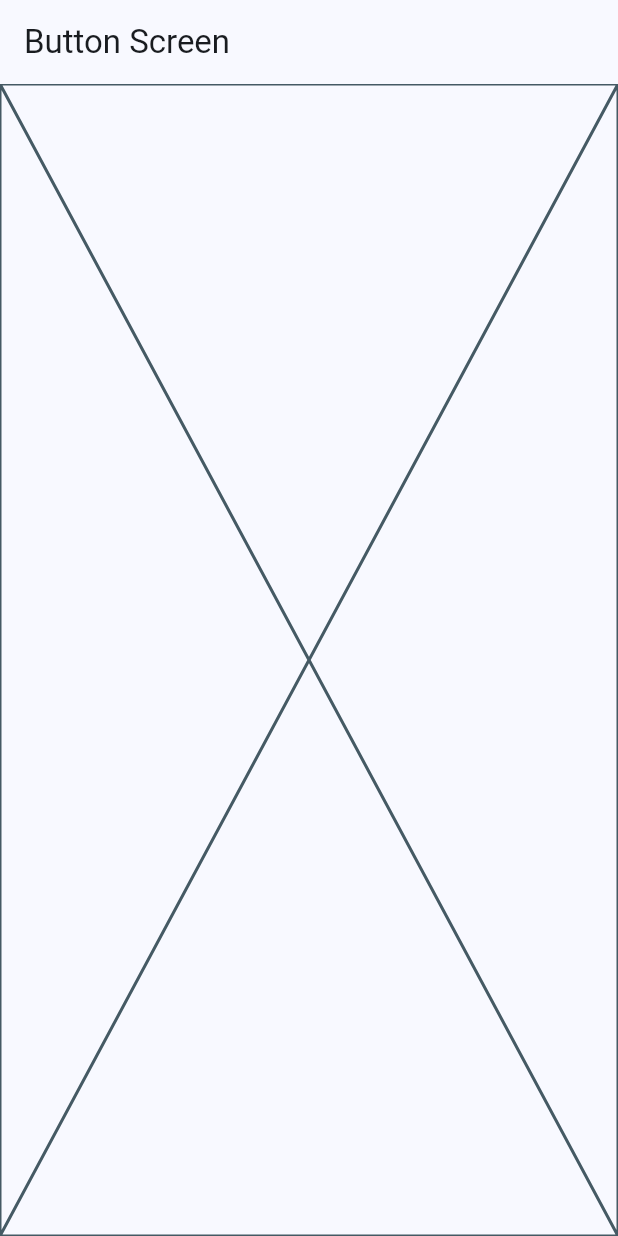
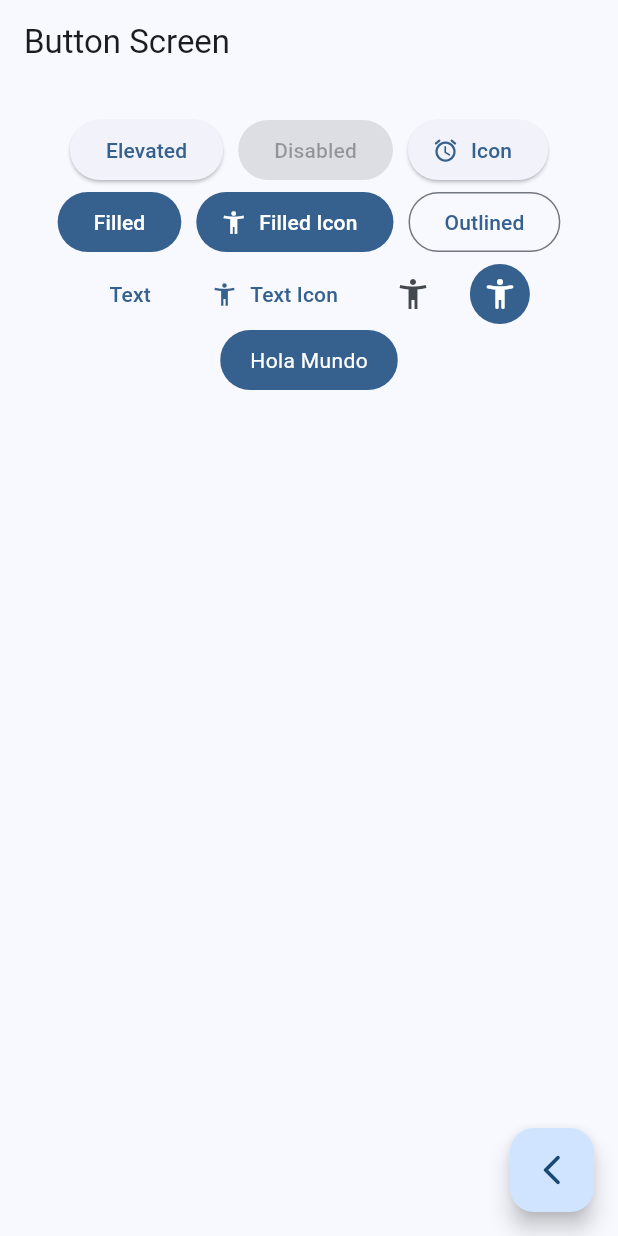
Before and after one commit to Jose1997ureta/flutter_widgets, a Flutter app: the ButtonScreen screen opened by its route, on a phone screen of 412 x 824 dp. Run offline on Flutter 3.47's test engine with Material 3 defaults, Android fonts, the phone set to English and light mode, and no system bars; our stand-ins replace go_router.

Commit message:
button screen finish

```diff
--- a/lib/presentation/screens/buttons/button_screen.dart
+++ b/lib/presentation/screens/buttons/button_screen.dart
@@ -1,4 +1,5 @@
 import 'package:flutter/material.dart';
+import 'package:go_router/go_router.dart';
 
 class ButtonScreen extends StatelessWidget {
   const ButtonScreen({super.key});
@@ -9,7 +10,86 @@ class ButtonScreen extends StatelessWidget {
       appBar: AppBar(
         title: const Text("Button Screen"),
       ),
-      body: const Placeholder(),
+      body: _ButtonView(),
+      floatingActionButton: FloatingActionButton(
+        onPressed: () {
+          // Navigator.of(context).pop();
+          context.pop();
+        },
+        child: const Icon(Icons.arrow_back_ios_new_rounded),
+      ),
     );
   }
 }
+
+class _ButtonView extends StatelessWidget {
+  @override
+  Widget build(BuildContext context) {
+    final colors = Theme.of(context).colorScheme;
+
+    return SizedBox(
+      width: double.infinity,
+      child: Padding(
+        padding: const EdgeInsets.symmetric(horizontal: 10, vertical: 20),
+        child: Wrap(
+          spacing: 10,
+          alignment: WrapAlignment.center,
+          children: [
+            ElevatedButton(onPressed: () {}, child: const Text("Elevated")),
+            const ElevatedButton(onPressed: null, child: Text("Disabled")),
+            ElevatedButton.icon(
+              onPressed: () {},
+              label: const Text("Icon"),
+              icon: const Icon(Icons.access_alarm_rounded),
+            ),
+            FilledButton(onPressed: () {}, child: const Text("Filled")),
+            FilledButton.icon(
+                onPressed: () {},
+                label: const Text("Filled Icon"),
+                icon: const Icon(Icons.accessibility_new)),
+            OutlinedButton(onPressed: () {}, child: const Text("Outlined")),
+            TextButton(onPressed: () {}, child: const Text("Text")),
+            TextButton.icon(
+                onPressed: () {},
+                label: const Text('Text Icon'),
+                icon: const Icon(Icons.accessibility_new)),
+            IconButton(
+                onPressed: () {}, icon: const Icon(Icons.accessibility_new)),
+            IconButton(
+                onPressed: () {},
+                style: ButtonStyle(
+                    backgroundColor: WidgetStatePropertyAll(colors.primary),
+                    iconColor: const WidgetStatePropertyAll(Colors.white)),
+                icon: const Icon(Icons.accessibility_new_rounded)),
+            const CustomButton()
+          ],
+        ),
+      ),
+    );
+  }
+}
+
+class CustomButton extends StatelessWidget {
+  const CustomButton({super.key});
+
+  @override
+  Widget build(BuildContext context) {
+    final colors = Theme.of(context).colorScheme;
+
+    return ClipRRect(
+      borderRadius: BorderRadius.circular(20),
+      child: Material(
+        color: colors.primary,
+        child: InkWell(
+          onTap: () {},
+          child: const Padding(
+              padding: EdgeInsets.symmetric(horizontal: 20, vertical: 10),
+              child: Text(
+                "Hola Mundo",
+                style: TextStyle(color: Colors.white),
+              )),
+        ),
+      ),
+    );
+  }
+}
```
